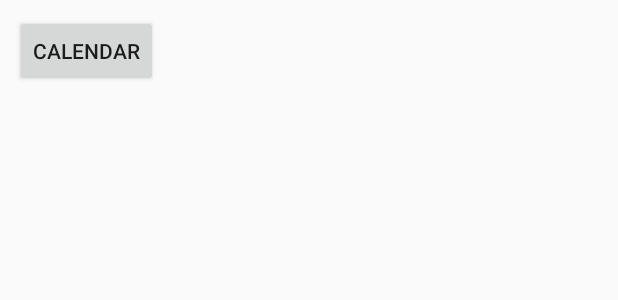
After one commit to payal-kothari/schedulerApp, an Android app: the layout layout_first_activity.xml on its own in the app's theme, with its tools: preview values and no code run, on a phone screen of 412 x 824 dp. The commit adds this screen. Shown: the top 300 px of the screen. Run offline under Robolectric (Android 15) with nearby library versions, the phone set to English and light mode, and no system bars.

Commit message:
added new activity for calendar, haven't added date column in sqlite yet

```diff
--- /dev/null
+++ b/app/src/main/res/layout/layout_first_activity.xml
@@ -0,0 +1,15 @@
+<?xml version="1.0" encoding="utf-8"?>
+<LinearLayout xmlns:android="http://schemas.android.com/apk/res/android"
+    android:layout_width="match_parent"
+    android:layout_height="match_parent">
+
+    <Button
+        android:id="@+id/btn_calendar"
+        android:layout_width="wrap_content"
+        android:layout_height="wrap_content"
+        android:layout_alignParentBottom="true"
+        android:layout_margin="10dp"
+        android:layout_toRightOf="@id/btn_refresh"
+        android:text="Calendar" />
+
+</LinearLayout>
```
Also changed, not shown: app/src/main/java/listviewfromsqlitedb/example/com/scheduler/FirstActivity.java (added, +70 -0 lines), app/src/main/java/listviewfromsqlitedb/example/com/scheduler/MainActivity.java (+7 -1 lines).
